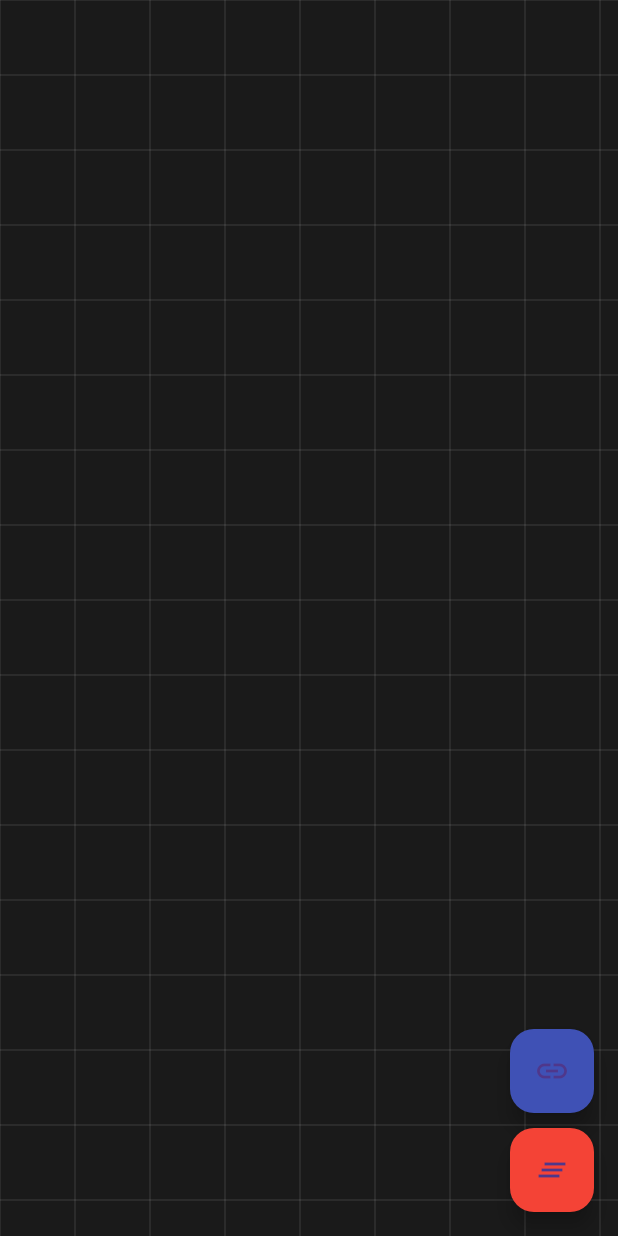
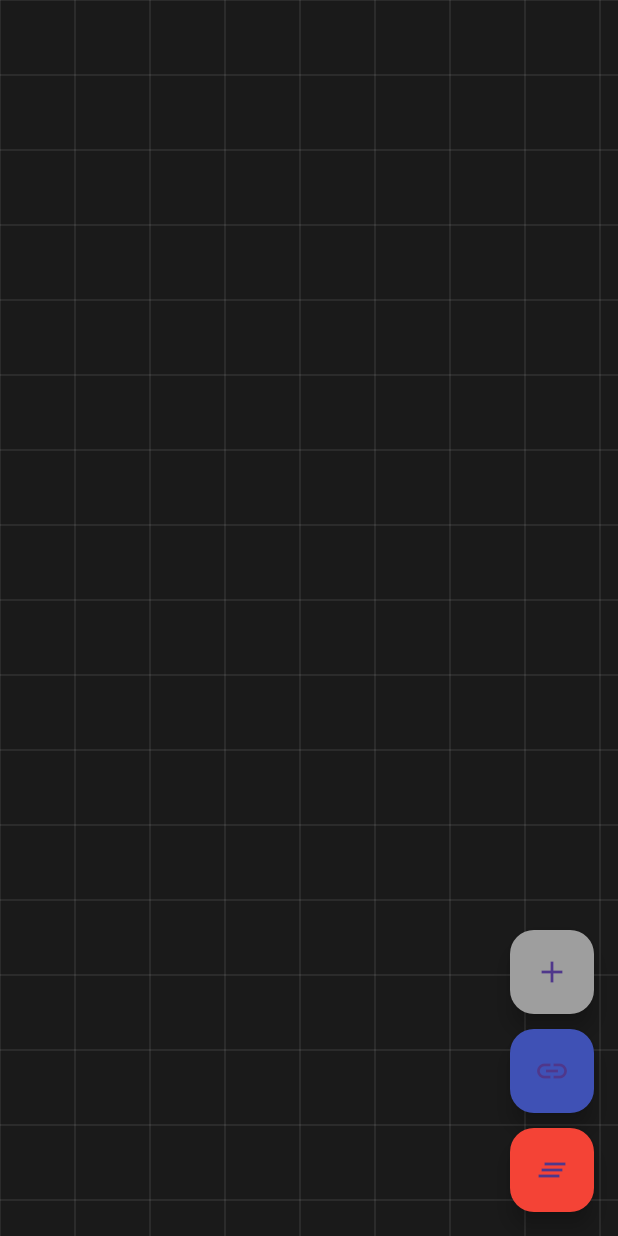
Before and after one commit to Telomelonia/graph_todo, a Flutter app: the screen it shows after launch, on a phone screen of 412 x 824 dp. Run offline on Flutter 3.47's test engine with Material 3 defaults, Android fonts, the phone set to English and light mode, and no system bars.

Commit message:
feat: add the toggle node for adding new nodes

```diff
--- a/lib/main.dart
+++ b/lib/main.dart
@@ -41,6 +41,19 @@ class HomePage extends StatelessWidget {
           return Column(
             mainAxisSize: MainAxisSize.min,
             children: [
+              FloatingActionButton(
+                heroTag: "addNode",
+                onPressed: provider.toggleAddNodeMode,
+                backgroundColor: provider.isAddNodeMode
+                    ? Colors.green
+                    : Colors.grey,
+                child: Icon(
+                  provider.isAddNodeMode
+                      ? Icons.add
+                      : Icons.add,
+                ),
+              ),
+              const SizedBox(height: 10),
               FloatingActionButton(
                 heroTag: "connect",
                 onPressed: provider.toggleConnectMode,
@@ -98,8 +111,8 @@ class CanvasWidget extends StatelessWidget {
       builder: (context, provider, child) {
         return GestureDetector(
           onTapUp: (details) {
-            // Only create new node if not in connect mode and not tapping on existing node
-            if (!provider.isConnectMode) {
+            // Only create new node if in add node mode and not in connect mode and not tapping on existing node
+            if (!provider.isConnectMode && provider.isAddNodeMode) {
               final canvasPosition = provider.screenToCanvas(details.localPosition);
 
               // Check if tap is on any existing node
@@ -151,10 +164,31 @@ class CanvasWidget extends StatelessWidget {
                     (node) => TodoNodeWidget(node: node),
               ),
 
+              // Add node mode indicator
+              if (provider.isAddNodeMode)
+                Positioned(
+                  top: 50,
+                  left: 20,
+                  child: Container(
+                    padding: const EdgeInsets.all(16),
+                    decoration: BoxDecoration(
+                      color: Colors.green.withValues(alpha: 0.9),
+                      borderRadius: BorderRadius.circular(8),
+                    ),
+                    child: const Text(
+                      'Click anywhere to add a new node',
+                      style: TextStyle(
+                        color: Colors.white,
+                        fontWeight: FontWeight.bold,
+                      ),
+                    ),
+                  ),
+                ),
+
               // Connection mode indicator
               if (provider.isConnectMode)
                 Positioned(
-                  top: 50,
+                  top: 100,
                   left: 20,
                   child: Container(
                     padding: const EdgeInsets.all(16),
```
Also changed, not shown: lib/providers/canvas_provider.dart (+14 -0 lines), 1 other file.
